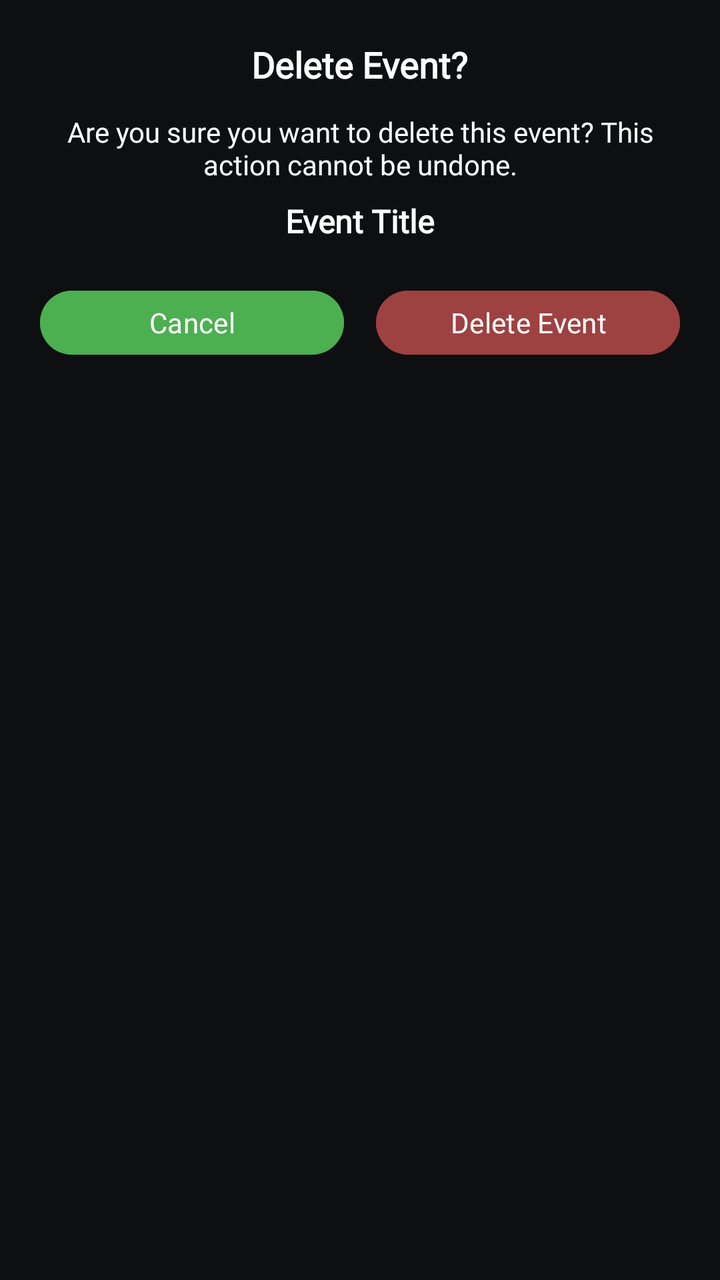
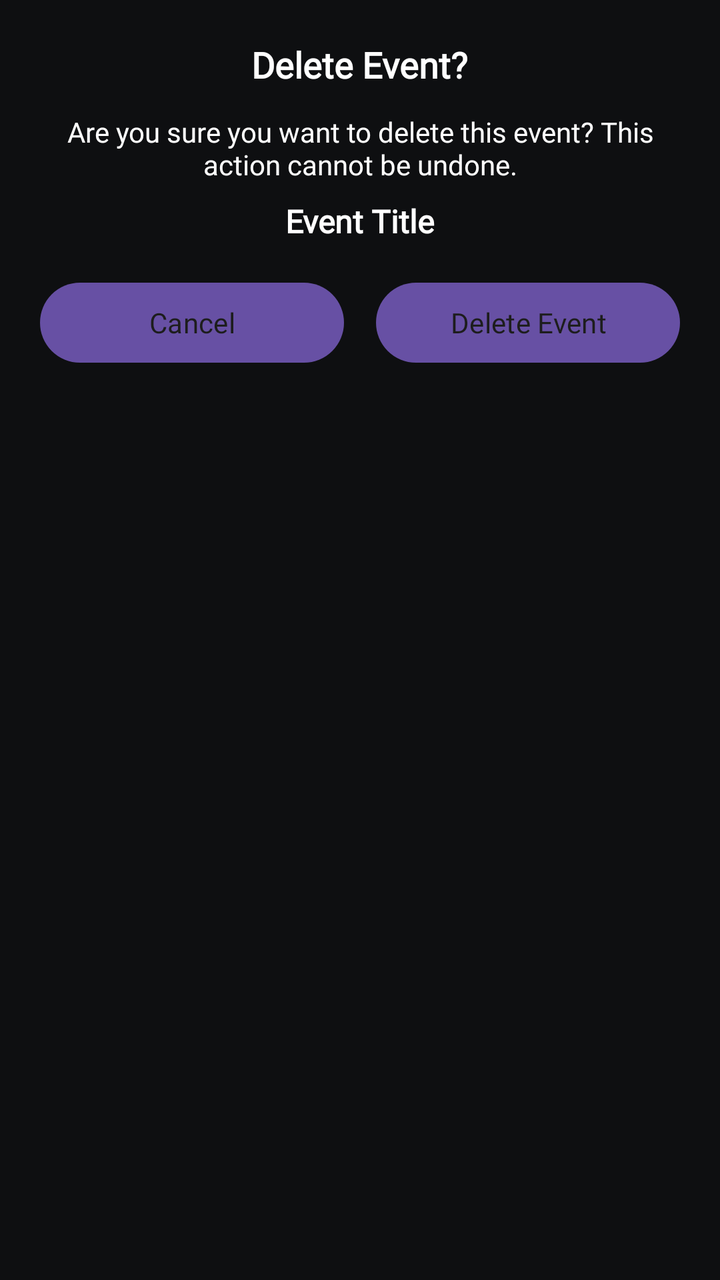

Compare the two renders of this Android layout. The source of the first and the diff that turns it into the second are given below.
<!-- AndroidManifest.xml: application theme Theme.Allot -->
<!-- res/layout/dialog_admin_delete_event.xml -->
<?xml version="1.0" encoding="utf-8"?>
<LinearLayout xmlns:android="http://schemas.android.com/apk/res/android"
    android:layout_width="match_parent"
    android:layout_height="wrap_content"
    android:background="@color/screen_bg"
    android:orientation="vertical"
    android:padding="20dp">

    <TextView
        android:id="@+id/dialogTitle"
        android:layout_width="wrap_content"
        android:layout_height="wrap_content"
        android:text="@string/admin_delete_event_title"
        android:textColor="@color/white"
        android:textSize="18sp"
        android:fontFamily="@font/varela_round_regular"
        android:textStyle="bold"
        android:layout_gravity="center_horizontal" />

    <TextView
        android:id="@+id/dialogMessage"
        android:layout_width="wrap_content"
        android:layout_height="wrap_content"
        android:text="@string/admin_delete_event_message"
        android:textColor="@color/white"
        android:textSize="14sp"
        android:fontFamily="@font/varela_round_regular"
        android:layout_marginTop="12dp"
        android:gravity="center" />

    <TextView
        android:id="@+id/eventTitleText"
        android:layout_width="wrap_content"
        android:layout_height="wrap_content"
        android:text="Event Title"
        android:textColor="@color/white"
        android:textSize="16sp"
        android:fontFamily="@font/varela_round_regular"
        android:textStyle="bold"
        android:layout_marginTop="8dp"
        android:layout_gravity="center_horizontal" />

    <LinearLayout
        android:layout_width="match_parent"
        android:layout_height="wrap_content"
        android:orientation="horizontal"
        android:layout_marginTop="20dp"
        android:gravity="center">

        <Button
            android:id="@+id/cancelButton"
            android:layout_width="0dp"
            android:layout_height="40dp"
            android:layout_weight="1"
            android:text="@string/admin_cancel"
            android:textColor="@color/white"
            android:backgroundTint="#FF4CAF50"
            android:fontFamily="@font/varela_round_regular"
            android:textSize="14sp"
            android:layout_marginEnd="8dp"
            android:textAllCaps="false" />

        <Button
            android:id="@+id/deleteEventButton"
            android:layout_width="0dp"
            android:layout_height="40dp"
            android:layout_weight="1"
            android:text="@string/admin_delete_event"
            android:textColor="@color/white"
            android:backgroundTint="#FF9E4141"
            android:fontFamily="@font/varela_round_regular"
            android:textSize="14sp"
            android:layout_marginStart="8dp"
            android:textAllCaps="false" />

    </LinearLayout>

</LinearLayout>
<!-- resources referenced by this layout -->
<resources>
  <color name="screen_bg">#0E0F11</color>
  <color name="white">#FFFFFFFF</color>
  <string name="admin_cancel">Cancel</string>
  <string name="admin_delete_event">Delete Event</string>
  <string name="admin_delete_event_message">Are you sure you want to delete this event? This action cannot be undone.</string>
  <string name="admin_delete_event_title">Delete Event?</string>
  <style name="Theme.Allot" parent="Base.Theme.Allot" />
  <style name="Base.Theme.Allot" parent="Theme.Material3.DayNight.NoActionBar">
          
          
      </style>
</resources>

<!-- the commit's change to res/layout/dialog_admin_delete_event.xml (unified diff, before → after) -->
@@ -52,9 +52,9 @@
             android:layout_width="0dp"
             android:layout_height="40dp"
             android:layout_weight="1"
+            android:background="@drawable/bg_waitlist_button"
             android:text="@string/admin_cancel"
-            android:textColor="@color/white"
-            android:backgroundTint="#FF4CAF50"
+            android:textColor="#1D1D1D"
             android:fontFamily="@font/varela_round_regular"
             android:textSize="14sp"
             android:layout_marginEnd="8dp"
@@ -65,9 +65,9 @@
             android:layout_width="0dp"
             android:layout_height="40dp"
             android:layout_weight="1"
+            android:background="@drawable/bg_waitlist_button"
             android:text="@string/admin_delete_event"
-            android:textColor="@color/white"
-            android:backgroundTint="#FF9E4141"
+            android:textColor="#1D1D1D"
             android:fontFamily="@font/varela_round_regular"
             android:textSize="14sp"
             android:layout_marginStart="8dp"
<!-- resource entries referenced after the edit -->
@@ -2,6 +2,12 @@
 <resources>
   <color name="screen_bg">#0E0F11</color>
   <color name="white">#FFFFFFFF</color>
+  <!-- drawable bg_waitlist_button (drawable) -->
+  <?xml version="1.0" encoding="utf-8"?>
+  <shape xmlns:android="http://schemas.android.com/apk/res/android" android:shape="rectangle">
+      <solid android:color="#F1F1F1" />
+      <corners android:radius="22dp" />
+  </shape>
   <string name="admin_cancel">Cancel</string>
   <string name="admin_delete_event">Delete Event</string>
   <string name="admin_delete_event_message">Are you sure you want to delete this event? This action cannot be undone.</string>
